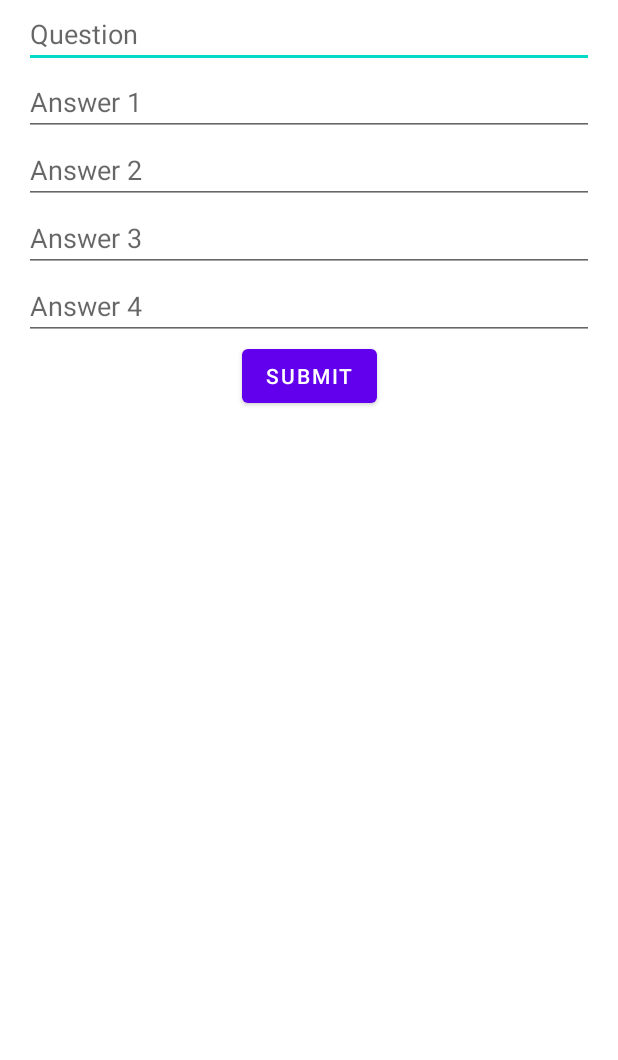
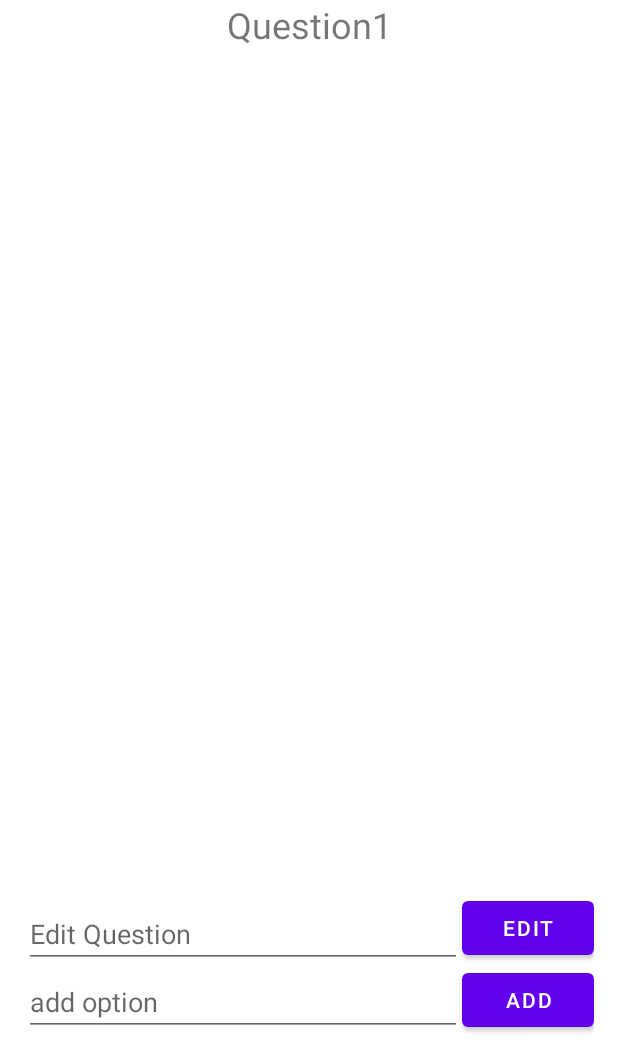
Before and after one commit to Christinamawel/indecision, an Android app: the QuestionFormActivity screen opened directly, with no data from a screen before it, on a phone screen of 412 x 824 dp, the part 176-1236 px from its top. Run offline under Robolectric (Android 15) with nearby library versions, the phone set to English and light mode, and no system bars; libraries missing offline, so code that uses them is left out: androidx.recyclerview.widget.

Commit message:
attempt to create recycler view for question options. run into bug

```diff
--- a/app/build.gradle
+++ b/app/build.gradle
@@ -1,6 +1,7 @@
 plugins {
     id 'com.android.application'
     id 'org.jetbrains.kotlin.android'
+    id 'kotlin-android-extensions'
 }
 
 android {
--- a/app/src/main/java/com/example/indecision/QuestionFormActivity.kt
+++ b/app/src/main/java/com/example/indecision/QuestionFormActivity.kt
@@ -12,52 +12,36 @@ import androidx.appcompat.app.AppCompatActivity
 import androidx.fragment.app.Fragment
 
 class QuestionFormActivity : AppCompatActivity() {
-    private var question: EditText? = null
-    private var answerOne: EditText? = null
-    private var answerTwo: EditText? = null
-    private var answerThree: EditText? = null
-    private var answerFour: EditText? = null
 
     override fun onCreate(savedInstanceState: Bundle?) {
         super.onCreate(savedInstanceState)
         setContentView(R.layout.activity_form)
 
-        question = findViewById(R.id.question)
-        answerOne = findViewById(R.id.answerOne)
-        answerTwo = findViewById(R.id.answerTwo)
-        answerThree = findViewById(R.id.answerThree)
-        answerFour = findViewById(R.id.answerFour)
-        val submitButton: Button = findViewById(R.id.submitButton)
 
-        submitButton.setOnClickListener {
-            val one = answerOne?.getText().toString()
-            val two = answerTwo?.getText().toString()
-            val three = answerThree?.getText().toString()
-            val four = answerFour?.getText().toString()
-            val userQuestion = question?.getText().toString()
-
-            val answerList = mutableListOf<String>(one, two, three, four)
-            val pickedNumber = (0..3).random()
-
-            val pickedAnswer = answerList[pickedNumber]
-
-            val newQuestion = Question(userQuestion, answerList, pickedAnswer)
-
-            onClickAnswerRandomizer()
-            Intent(this, SecondActivity::class.java).also {
-                it.putExtra("EXTRA_QUESTION", newQuestion)
-                startActivity(it)
-            }
-        }
-    }
-    private fun onClickAnswerRandomizer() {
-        question?.setText("")
-        answerOne?.setText("")
-        answerTwo?.setText("")
-        answerThree?.setText("")
-        answerFour?.setText("")
-
-        hideKeyboard()
+//        submitButton.setOnClickListener {
+//
+//            val answerList = mutableListOf<String>(one, two, three, four)
+//            val pickedNumber = (0..3).random()
+//
+//            val pickedAnswer = answerList[pickedNumber]
+//
+//            val newQuestion = Question(userQuestion, answerList, pickedAnswer)
+//
+//            onClickAnswerRandomizer()
+//            Intent(this, SecondActivity::class.java).also {
+//                it.putExtra("EXTRA_QUESTION", newQuestion)
+//                startActivity(it)
+//            }
+//        }
+//    }
+//    private fun onClickAnswerRandomizer() {
+//        question?.setText("")
+//        answerOne?.setText("")
+//        answerTwo?.setText("")
+//        answerThree?.setText("")
+//        answerFour?.setText("")
+//
+//        hideKeyboard()
     }
 
     fun Fragment.hideKeyboard() {
--- a/app/src/main/res/layout/activity_form.xml
+++ b/app/src/main/res/layout/activity_form.xml
@@ -17,58 +17,57 @@
         app:layout_constraintStart_toStartOf="parent"
         app:layout_constraintTop_toTopOf="parent" />
 
-    <EditText
-        android:id="@+id/question"
-        android:layout_width="match_parent"
+    <TextView
+        android:id="@+id/tvQuestion"
+        android:layout_width="wrap_content"
         android:layout_height="wrap_content"
-        android:hint="Question"
+        android:text="Question1"
+        android:textSize="24sp"
         app:layout_constraintEnd_toEndOf="parent"
         app:layout_constraintStart_toStartOf="parent"
         app:layout_constraintTop_toBottomOf="@+id/title" />
 
-    <EditText
-        android:id="@+id/answerOne"
+    <androidx.recyclerview.widget.RecyclerView
+        android:id="@+id/rvOptionList"
         android:layout_width="match_parent"
         android:layout_height="wrap_content"
-        android:hint="Answer 1"
         app:layout_constraintEnd_toEndOf="parent"
         app:layout_constraintStart_toStartOf="parent"
-        app:layout_constraintTop_toBottomOf="@+id/question" />
+        app:layout_constraintTop_toBottomOf="@+id/tvQuestion" />
 
     <EditText
-        android:id="@+id/answerTwo"
-        android:layout_width="match_parent"
+        android:id="@+id/editText2"
+        android:layout_width="0dp"
         android:layout_height="wrap_content"
-        android:hint="Answer 2"
-        app:layout_constraintEnd_toEndOf="parent"
-        app:layout_constraintStart_toStartOf="parent"
-        app:layout_constraintTop_toBottomOf="@+id/answerOne" />
+        android:hint="add option"
+        app:layout_constraintBottom_toBottomOf="parent"
+        app:layout_constraintEnd_toStartOf="@+id/addOptionBtn"
+        app:layout_constraintStart_toStartOf="parent" />
 
     <EditText
-        android:id="@+id/answerThree"
-        android:layout_width="match_parent"
+        android:id="@+id/editQuestion"
+        android:layout_width="0dp"
         android:layout_height="wrap_content"
-        android:hint="Answer 3"
-        app:layout_constraintEnd_toEndOf="parent"
-        app:layout_constraintStart_toStartOf="parent"
-        app:layout_constraintTop_toBottomOf="@+id/answerTwo" />
-
-    <EditText
-        android:id="@+id/answerFour"
-        android:layout_width="match_parent"
-        android:layout_height="wrap_content"
-        android:hint="Answer 4"
-        app:layout_constraintEnd_toEndOf="parent"
-        app:layout_constraintStart_toStartOf="parent"
-        app:layout_constraintTop_toBottomOf="@+id/answerThree" />
+        android:hint="Edit Question"
+        app:layout_constraintBottom_toTopOf="@+id/editText2"
+        app:layout_constraintEnd_toStartOf="@+id/addOptionBtn"
+        app:layout_constraintHorizontal_bias="1.0"
+        app:layout_constraintStart_toStartOf="parent" />
 
     <Button
-        android:id="@+id/submitButton"
+        android:id="@+id/addOptionBtn"
         android:layout_width="wrap_content"
         android:layout_height="wrap_content"
-        android:text="Submit"
-        app:layout_constraintEnd_toEndOf="parent"
-        app:layout_constraintStart_toStartOf="parent"
-        app:layout_constraintTop_toBottomOf="@+id/answerFour" />
+        android:text="Add"
+        app:layout_constraintBottom_toBottomOf="parent"
+        app:layout_constraintEnd_toEndOf="parent" />
+
+    <Button
+        android:id="@+id/addOptionBtn2"
+        android:layout_width="wrap_content"
+        android:layout_height="wrap_content"
+        android:text="Edit"
+        app:layout_constraintBottom_toTopOf="@+id/addOptionBtn"
+        app:layout_constraintEnd_toEndOf="parent" />
 
 </androidx.constraintlayout.widget.ConstraintLayout>
```
Also changed, not shown: app/src/main/java/com/example/indecision/OptionAdapter.kt (added, +37 -0 lines), app/src/main/res/layout/options.xml (added, +30 -0 lines), 1 other file.
